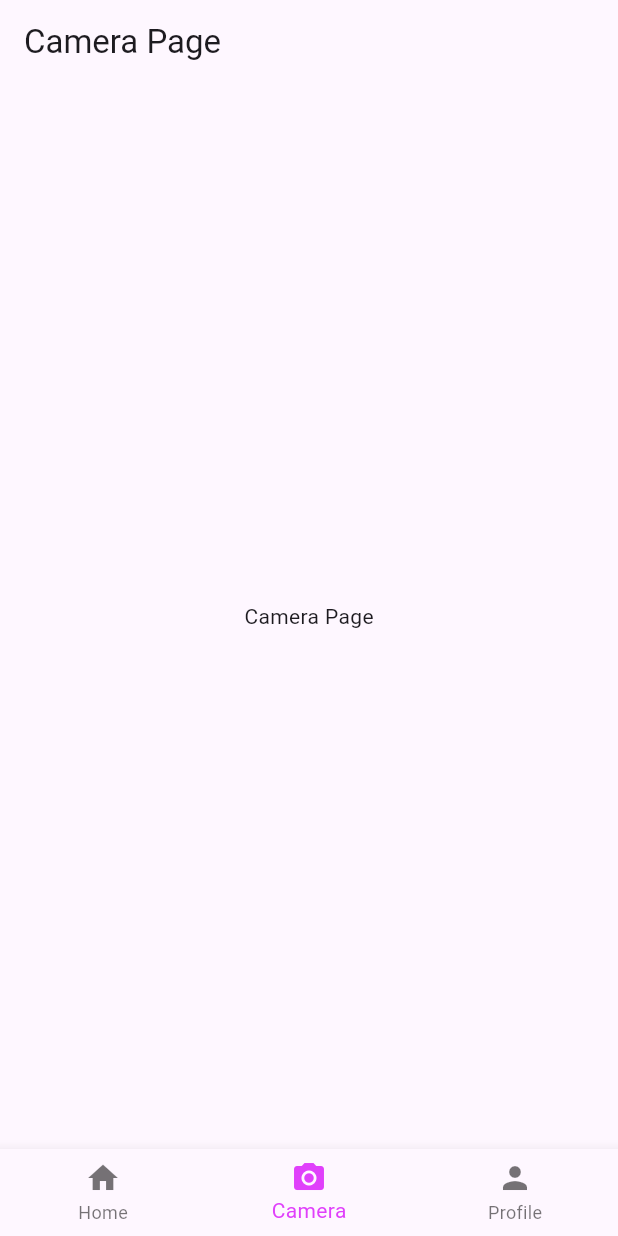
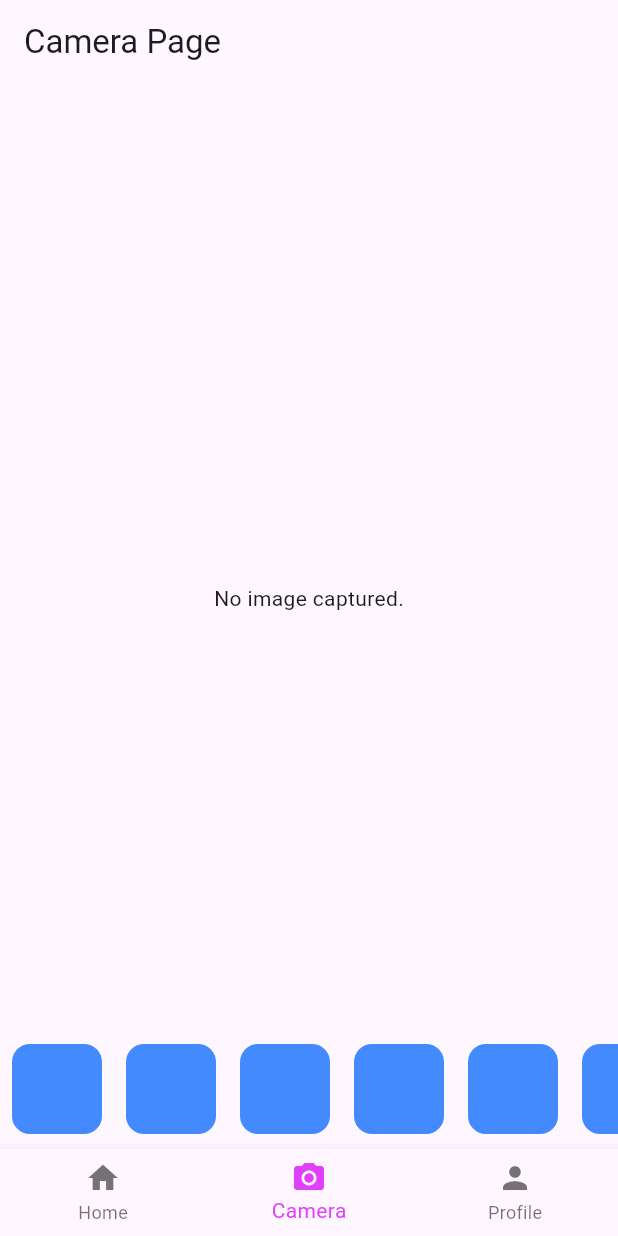
Before and after one commit to ErsekBeatriceAdrienne/Memora, a Flutter app: the HomePage screen opened directly with empty values, item 2 of the bottom bar chosen, on a phone screen of 412 x 824 dp. Run offline on Flutter 3.47's test engine with Material 3 defaults, Android fonts, the phone set to English and light mode, and no system bars; our stand-ins replace cloud_firestore, firebase_auth, firebase_core, image_picker, table_calendar; missing offline and left inert: cloudinary_sdk; accounts and stored records are empty.

Commit message:
camera and taking pictures working

```diff
--- a/Frontend/memora/lib/pages/camera_page.dart
+++ b/Frontend/memora/lib/pages/camera_page.dart
@@ -1,5 +1,78 @@
 import 'package:flutter/material.dart';
+import 'package:image_picker/image_picker.dart';
+import 'dart:io';
+import 'package:firebase_auth/firebase_auth.dart';
 
-class CameraPage {
+class CameraPage extends StatefulWidget {
+  final User user;
+  final Map<String, dynamic> userData;
 
+  const CameraPage({Key? key, required this.user, required this.userData}) : super(key: key);
+
+  @override
+  _CameraPageState createState() => _CameraPageState();
 }
+
+class _CameraPageState extends State<CameraPage> {
+  File? _imageFile;
+
+  Future<void> _openCamera() async {
+    final picker = ImagePicker();
+    final pickedFile = await picker.pickImage(source: ImageSource.camera);
+
+    if (pickedFile != null) {
+      setState(() {
+        _imageFile = File(pickedFile.path);
+      });
+    }
+  }
+
+  @override
+  void initState() {
+    super.initState();
+    _openCamera();
+  }
+
+  @override
+  Widget build(BuildContext context) {
+    return Scaffold(
+      appBar: AppBar(
+        title: Text(widget.userData['username'] ?? 'Camera Page'),
+      ),
+      body: Column(
+        children: [
+          Expanded(
+            child: Center(
+              child: _imageFile == null
+                  ? const Text('No image captured.')
+                  : Image.file(_imageFile!),
+            ),
+          ),
+          Container(
+            padding: const EdgeInsets.symmetric(vertical: 10),
+            height: 80,
+            child: SingleChildScrollView(
+              scrollDirection: Axis.horizontal,
+              child: Row(
+                children: List.generate(
+                  10,
+                      (index) => Padding(
+                    padding: const EdgeInsets.symmetric(horizontal: 8),
+                    child: Container(
+                      width: 60,
+                      height: 60,
+                      decoration: BoxDecoration(
+                        color: Colors.blueAccent,
+                        borderRadius: BorderRadius.circular(12),
+                      ),
+                    ),
+                  ),
+                ),
+              ),
+            ),
+          ),
+        ],
+      ),
+    );
+  }
+}
--- a/Frontend/memora/lib/pages/home_page.dart
+++ b/Frontend/memora/lib/pages/home_page.dart
@@ -2,11 +2,13 @@
 import 'package:flutter/material.dart';
 import 'package:firebase_auth/firebase_auth.dart';
 import 'package:cloud_firestore/cloud_firestore.dart';
+import 'camera_page.dart';
 import 'create_event_page.dart';
 import 'event_page.dart';
 import 'profile_page.dart';
 
-class HomePage extends StatefulWidget {
+class HomePage extends StatefulWidget
+{
   final User user;
   final Map<String, dynamic> userData;
 
@@ -17,17 +19,22 @@ class HomePage extends StatefulWidget {
   _HomePageState createState() => _HomePageState();
 }
 
-class _HomePageState extends State<HomePage> {
+class _HomePageState extends State<HomePage>
+{
   int _selectedIndex = 0;
 
   late List<Widget> _pages;
 
   @override
-  void initState() {
+  void initState()
+  {
     super.initState();
     _pages = <Widget>[
       _buildHomeContent(),
-      const Center(child: Text('Camera Page')),
+      CameraPage(
+        user: widget.user,
+        userData: widget.userData,
+      ),
       ProfilePage(
         profileImageUrl: widget.userData['profileImageUrl'] ?? '',
         userName: widget.userData['username'] ?? 'N/A',
@@ -40,7 +47,8 @@ class _HomePageState extends State<HomePage> {
   }
 
   // HomePage tartalom dinamikus töltése Firestore-ból
-  Widget _buildHomeContent() {
+  Widget _buildHomeContent()
+  {
     return StreamBuilder<QuerySnapshot>(
       stream: FirebaseFirestore.instance.collection('events').snapshots(),
       builder: (context, snapshot) {
--- a/Frontend/memora/lib/pages/profile_page.dart
+++ b/Frontend/memora/lib/pages/profile_page.dart
@@ -1,5 +1,7 @@
+import 'package:firebase_auth/firebase_auth.dart';
 import 'package:flutter/material.dart';
 import 'package:memora/cloudinary/cloudinary_service.dart';
+import 'package:memora/pages/sign_in_page.dart';
 import 'calendar_page.dart';
 import 'edit_profile.dart';
 import 'friend_page.dart';
@@ -120,6 +122,21 @@ class _ProfilePageState extends State<ProfilePage> {
       appBar: AppBar(
         automaticallyImplyLeading: false,
         actions: [
+
+          IconButton(
+            icon: const Icon(Icons.logout),
+            onPressed: () async {
+              await FirebaseAuth.instance.signOut();
+              if (context.mounted) {
+                Navigator.of(context).pushReplacement(
+                  MaterialPageRoute(
+                    builder: (context) => const SignInPage(),
+                  ),
+                );
+              }
+            },
+          ),
+
           IconButton(
             icon: const Icon(Icons.edit),
             onPressed: () async {
```
